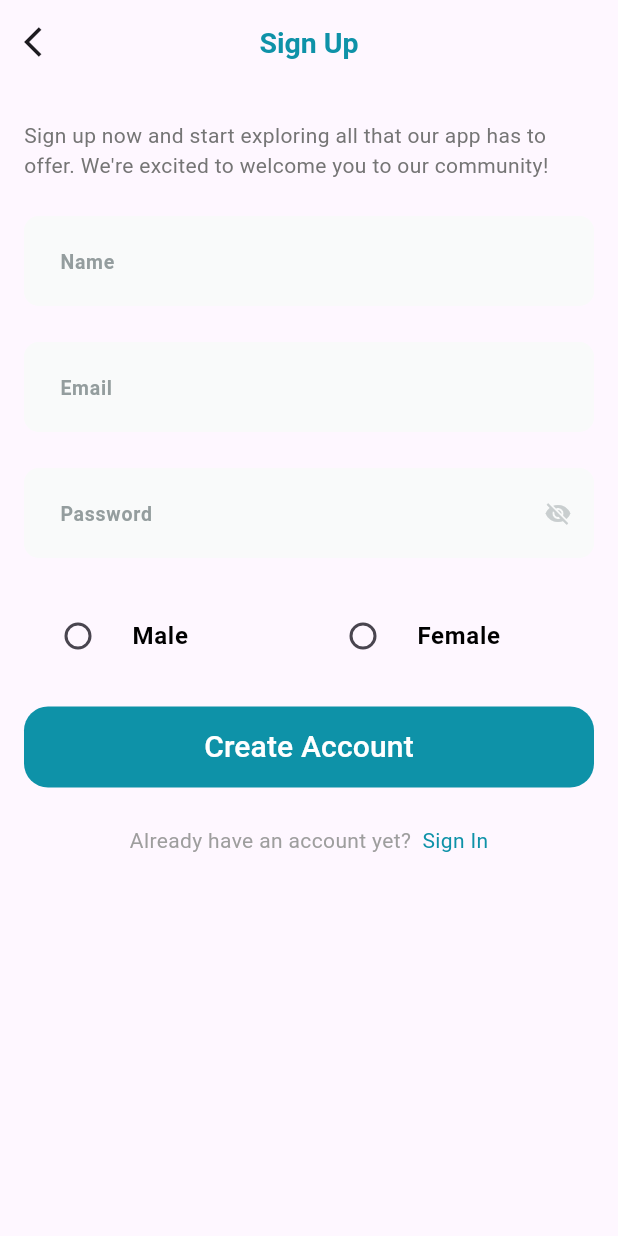
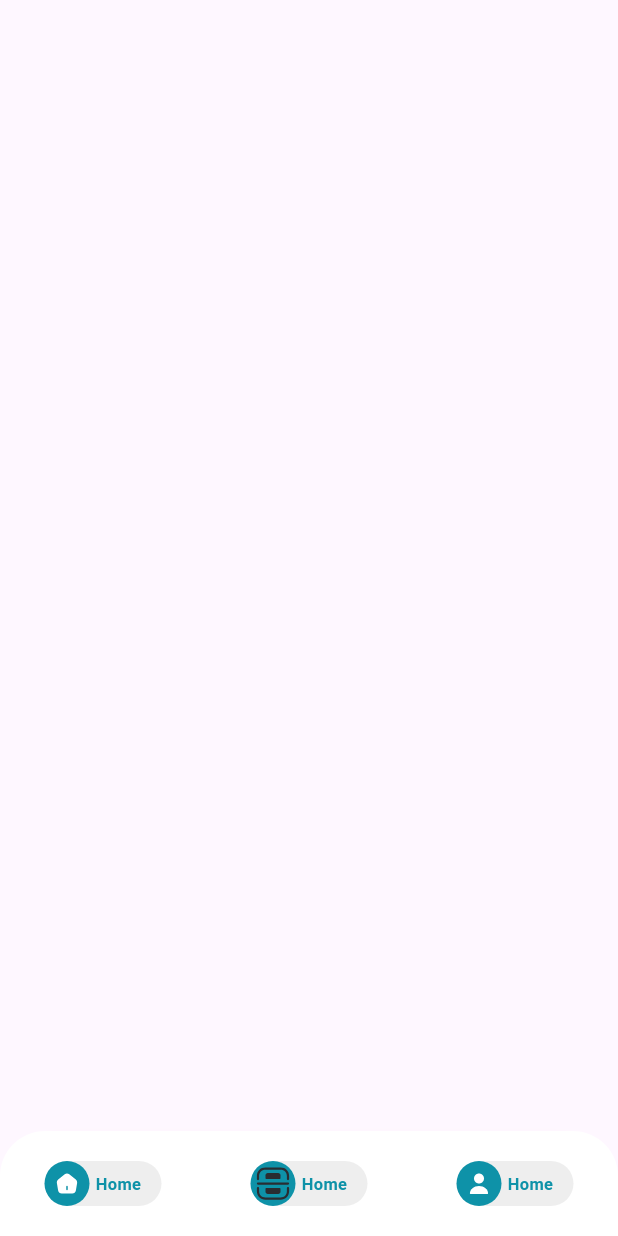
Before and after one commit to MahmoudA1aam/Skin_DD, a Flutter app: the SignUpView screen opened by its route, after a tap on "Create Account", on a phone screen of 412 x 824 dp. Run offline on Flutter 3.47's test engine with Material 3 defaults, Android fonts, the light colour scheme and no system bars; our stand-ins replace dots_indicator, flutter_svg, shared_preferences; accounts and stored records are empty.

Commit message:
add bottom navigation bar

```diff
--- a/lib/core/helper/routes/ongenerate_routes.dart
+++ b/lib/core/helper/routes/ongenerate_routes.dart
@@ -1,5 +1,6 @@
 import 'package:flutter/material.dart';
 import 'package:skin_dd/core/helper/routes/routes_name.dart';
+import 'package:skin_dd/features/home/presentation/ui/home_view.dart';
 
 import '../../../features/auth/presentation/login/ui/login_view_.dart';
 import '../../../features/auth/presentation/sign_up/ui/sign_up_view.dart';
@@ -14,6 +15,9 @@ Route<dynamic>? onGenerateRoutes(RouteSettings settings) {
     case RoutesName.signUpView:
       return MaterialPageRoute(builder: (context) => SignUpView());
 
+    case RoutesName.homeView:
+      return MaterialPageRoute(builder: (context) => HomeView());
+
     default:
       return MaterialPageRoute(builder: (context) => const OnboardingView());
   }
--- a/lib/core/helper/routes/routes_name.dart
+++ b/lib/core/helper/routes/routes_name.dart
@@ -2,5 +2,6 @@ class RoutesName {
   static const String onBoardingView = "/onBoardingView";
   static const String loginView = "/loginView";
   static const String signUpView = "/signUpView";
+  static const String homeView = "/homeView";
   static const String splashView = "splashView";
 }
--- /dev/null
+++ b/lib/core/services/buttomnavigationbar_entity.dart
@@ -0,0 +1,29 @@
+class ButtomnavigationbarEntity {
+  final String activeImage;
+  final String unActiveImage;
+  final String name;
+
+  ButtomnavigationbarEntity({
+    required this.activeImage,
+    required this.unActiveImage,
+    required this.name,
+  });
+}
+
+List<ButtomnavigationbarEntity> getbuttomnavigationbarList = [
+  ButtomnavigationbarEntity(
+    activeImage: "assets/icons/bold/home.svg",
+    unActiveImage: "assets/icons/outline/home.svg",
+    name: "Home",
+  ),
+  ButtomnavigationbarEntity(
+    activeImage: "assets/icons/bold/scanner.svg",
+    unActiveImage: "assets/icons/outline/scan.svg",
+    name: "Scan",
+  ),
+  ButtomnavigationbarEntity(
+    activeImage: "assets/icons/bold/user.svg",
+    unActiveImage: "assets/icons/outline/user.svg",
+    name: "Profile",
+  ),
+];
--- a/lib/core/theming/text_style_app.dart
+++ b/lib/core/theming/text_style_app.dart
@@ -46,4 +46,9 @@ class TextStylesApp {
     color: Colors.grey,
     fontWeight: FontWeightHelper.semiBold600,
   );
+  static TextStyle font11primarycolore600 = const TextStyle(
+    fontSize: 11,
+    color: ColorsApp.primaryColor,
+    fontWeight: FontWeightHelper.semiBold600,
+  );
 }
--- a/lib/features/auth/presentation/login/widgets/login_view_body.dart
+++ b/lib/features/auth/presentation/login/widgets/login_view_body.dart
@@ -70,7 +70,12 @@ class _LoginViewBodyState extends State<LoginViewBody> {
               ],
             ),
             const SizedBox(height: 20),
-            CustomButton(onPressed: () {}, title: "Login"),
+            CustomButton(
+              onPressed: () {
+                Navigator.pushReplacementNamed(context, RoutesName.homeView);
+              },
+              title: "Login",
+            ),
             const SizedBox(height: 20),
             GestureDetector(
               onTap: () {},
--- a/lib/features/auth/presentation/sign_up/widgets/sign_up_view_body.dart
+++ b/lib/features/auth/presentation/sign_up/widgets/sign_up_view_body.dart
@@ -1,6 +1,7 @@
 import 'package:flutter/material.dart';
 import 'package:skin_dd/features/auth/presentation/sign_up/widgets/custom_radio_button.dart';
 
+import '../../../../../core/helper/routes/routes_name.dart';
 import '../../../../../core/theming/colors_app.dart';
 import '../../../../../core/theming/text_style_app.dart';
 import '../../../../../core/widgets/custom_button.dart';
@@ -109,7 +110,12 @@ class _SignUpViewBodyState extends State<SignUpViewBody> {
               ],
             ),
             SizedBox(height: 25),
-            CustomButton(onPressed: () {}, title: "Create Account "),
+            CustomButton(
+              onPressed: () {
+                Navigator.pushReplacementNamed(context, RoutesName.homeView);
+              },
+              title: "Create Account ",
+            ),
             SizedBox(height: 25),
             GestureDetector(
               onTap: () {
--- /dev/null
+++ b/lib/features/home/presentation/ui/home_view.dart
@@ -0,0 +1,16 @@
+import 'package:flutter/material.dart';
+import 'package:skin_dd/features/home/presentation/widgets/home_view_body.dart';
+
+import '../widgets/custom_bottom_navigatoion_bar.dart';
+
+class HomeView extends StatelessWidget {
+  const HomeView({super.key});
+
+  @override
+  Widget build(BuildContext context) {
+    return Scaffold(
+      body: HomeViewBody(),
+      bottomNavigationBar: CustomBotttomNavigatoionBar(),
+    );
+  }
+}
--- /dev/null
+++ b/lib/features/home/presentation/widgets/In_active_item_bottom_nav_bar.dart
@@ -0,0 +1,11 @@
+import 'package:flutter/material.dart';
+import 'package:flutter_svg/svg.dart';
+
+class InActiveitem extends StatelessWidget {
+  const InActiveitem({super.key, required this.image});
+  final String image;
+  @override
+  Widget build(BuildContext context) {
+    return SvgPicture.asset(image);
+  }
+}
--- /dev/null
+++ b/lib/features/home/presentation/widgets/active_item_bottom_nav_bar.dart
@@ -0,0 +1,36 @@
+import 'package:flutter/material.dart';
+import 'package:flutter_svg/svg.dart';
+import 'package:skin_dd/core/theming/text_style_app.dart';
+
+import '../../../../core/theming/colors_app.dart';
+
+class ActiveItem extends StatelessWidget {
+  const ActiveItem({super.key, required this.image});
+  final String image;
+  @override
+  Widget build(BuildContext context) {
+    return Container(
+      height: 30,
+      width: 78,
+      decoration: BoxDecoration(
+        color: Color(0xffEEEEEE),
+        borderRadius: BorderRadius.circular(30),
+      ),
+      child: Row(
+        children: [
+          Container(
+            height: 30,
+            width: 30,
+            decoration: BoxDecoration(
+              color: ColorsApp.primaryColor,
+              borderRadius: BorderRadius.circular(30),
+            ),
+            child: Center(child: SvgPicture.asset(image)),
+          ),
+          SizedBox(width: 4),
+          Text("Home", style: TextStylesApp.font11primarycolore600),
+        ],
+      ),
+    );
+  }
+}
--- /dev/null
+++ b/lib/features/home/presentation/widgets/custom_bottom_navigatoion_bar.dart
@@ -0,0 +1,43 @@
+import 'package:flutter/material.dart';
+
+import 'package:skin_dd/features/home/presentation/widgets/In_active_item_bottom_nav_bar.dart';
+import 'package:skin_dd/features/home/presentation/widgets/active_item_bottom_nav_bar.dart';
+
+import '../../../../core/services/buttomnavigationbar_entity.dart';
+import 'naviagtion_bar_Item.dart';
+
+class CustomBotttomNavigatoionBar extends StatelessWidget {
+  const CustomBotttomNavigatoionBar({super.key});
+
+  @override
+  Widget build(BuildContext context) {
+    return Container(
+      height: 70,
+      decoration: BoxDecoration(
+        color: Colors.white,
+        borderRadius: BorderRadius.only(
+          topLeft: Radius.circular(30),
+          topRight: Radius.circular(30),
+        ),
+        boxShadow: [
+          BoxShadow(
+            color: Color(0x1900000),
+            blurRadius: 25,
+            offset: Offset(0, -2),
+            spreadRadius: 0,
+          ),
+        ],
+      ),
+      child: Row(
+        mainAxisAlignment: MainAxisAlignment.spaceAround,
+        children:
+            getbuttomnavigationbarList.map((e) {
+              return NaviagtionBarItem(
+                isSelected: true,
+                buttomnavigationbarEntity: e,
+              );
+            }).toList(),
+      ),
+    );
+  }
+}
--- /dev/null
+++ b/lib/features/home/presentation/widgets/home_view_body.dart
@@ -0,0 +1,10 @@
+import 'package:flutter/material.dart';
+
+class HomeViewBody extends StatelessWidget {
+  const HomeViewBody({super.key});
+
+  @override
+  Widget build(BuildContext context) {
+    return Container();
+  }
+}
--- /dev/null
+++ b/lib/features/home/presentation/widgets/naviagtion_bar_Item.dart
@@ -0,0 +1,21 @@
+import 'package:flutter/material.dart';
+import 'package:skin_dd/features/home/presentation/widgets/In_active_item_bottom_nav_bar.dart';
+import 'package:skin_dd/features/home/presentation/widgets/active_item_bottom_nav_bar.dart';
+
+import '../../../../core/services/buttomnavigationbar_entity.dart';
+
+class NaviagtionBarItem extends StatelessWidget {
+  const NaviagtionBarItem({
+    super.key,
+    required this.isSelected,
+    required this.buttomnavigationbarEntity,
+  });
+  final bool isSelected;
+  final ButtomnavigationbarEntity buttomnavigationbarEntity;
+  @override
+  Widget build(BuildContext context) {
+    return isSelected
+        ? ActiveItem(image: buttomnavigationbarEntity.activeImage)
+        : InActiveitem(image: buttomnavigationbarEntity.unActiveImage);
+  }
+}
--- a/pubspec.yaml
+++ b/pubspec.yaml
@@ -64,6 +64,8 @@ flutter:
   # To add assets to your application, add an assets section, like this:
   assets:
     - assets/images/
+    - assets/icons/bold/
+    - assets/icons/outline/
   #   - images/a_dot_ham.jpeg
 
   # An image asset can refer to one or more resolution-specific "variants", see
```
Also changed, not shown: assets/icons/bold/home.svg (added), assets/icons/bold/scanner.svg (added), assets/icons/bold/user.svg (added), assets/icons/outline/home.svg (added), assets/icons/outline/scan.svg (added), assets/icons/outline/user.svg (added).
